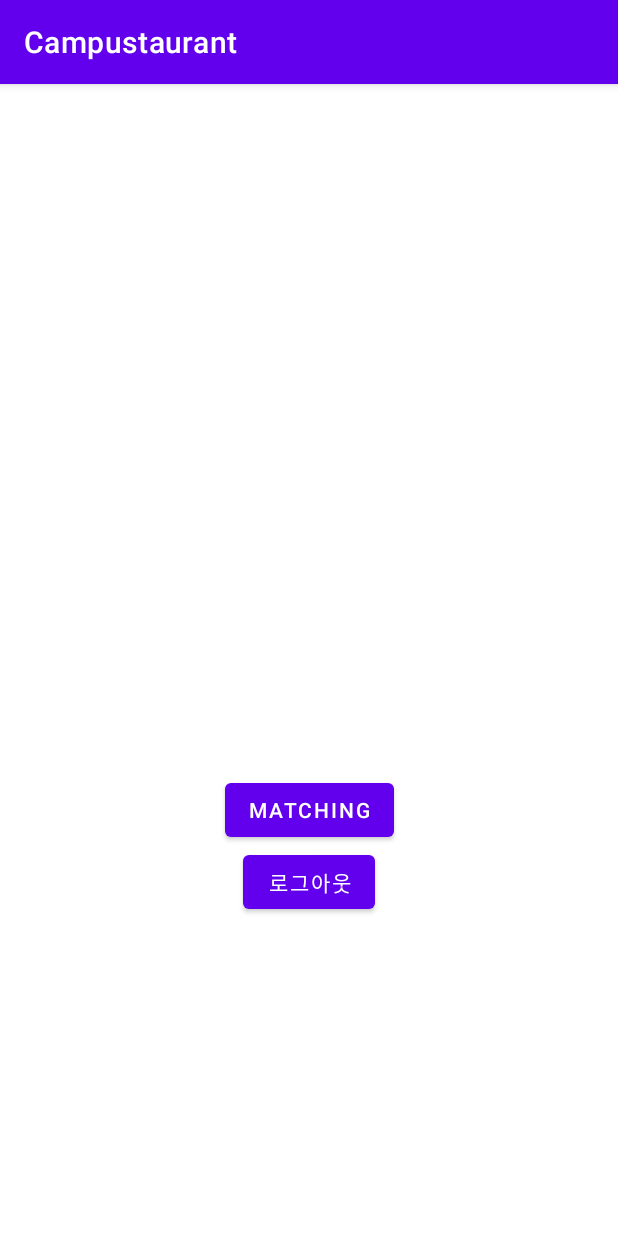
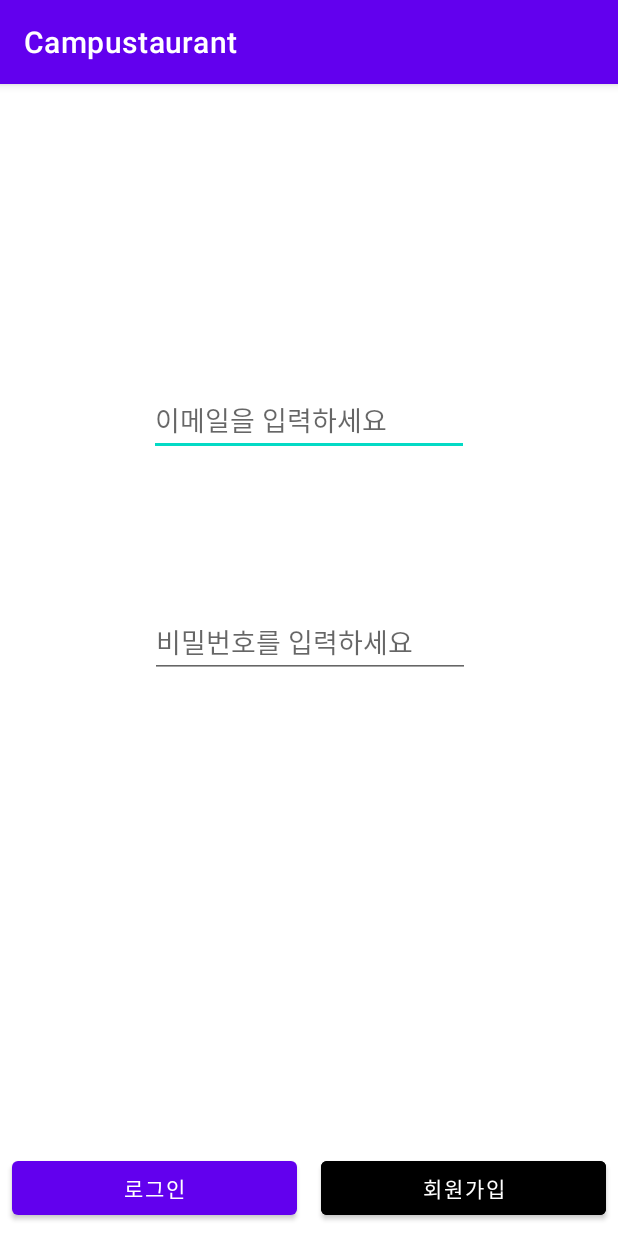
Before and after one commit to min429/Campustaurant, an Android app: the screen it shows after launch (MainActivity before the commit, LoginActivity after it), on a phone screen of 412 x 824 dp. Run offline under Robolectric (Android 15) with nearby library versions, the phone set to English and light mode, and no system bars; our stand-ins replace Firebase (no records; nobody signed in at launch, a user with empty details on screens opened directly).

Commit message:
로그인 기능, 유저매칭 기능 구현

```diff
--- /dev/null
+++ b/app/src/main/java/com/example/campustaurant/LoginActivity.java
@@ -0,0 +1,77 @@
+package com.example.campustaurant;
+
+import androidx.annotation.NonNull;
+import androidx.appcompat.app.AppCompatActivity;
+
+import android.content.Intent;
+import android.os.Bundle;
+import android.view.View;
+import android.widget.Button;
+import android.widget.EditText;
+import android.widget.Toast;
+
+import com.google.android.gms.tasks.OnCompleteListener;
+import com.google.android.gms.tasks.Task;
+import com.google.firebase.auth.AuthResult;
+import com.google.firebase.auth.FirebaseAuth;
+import com.google.firebase.database.DatabaseReference;
+import com.google.firebase.database.FirebaseDatabase;
+
+public class LoginActivity extends AppCompatActivity {
+
+    private FirebaseAuth mFirebaseAuth; // 파이어베이스 인증
+    private DatabaseReference mDatabaseRef; // 실시간 데이터베이스
+    EditText mEtEmail, mEtPwd; // 로그인 입력필드
+    String stEmail, stPwd;
+
+
+    @Override
+    protected void onCreate(Bundle savedInstanceState) {
+        super.onCreate(savedInstanceState);
+        setContentView(R.layout.activity_login); // 로그인 액티비티 표출 // 하나의 액티비티(화면)는 하나의 XML만 연동 가능
+
+        mFirebaseAuth = FirebaseAuth.getInstance(); // 파이어베이스 사용 준비
+        mDatabaseRef = FirebaseDatabase.getInstance().getReference("User"); // 실시간 데이터베이스 사용준비 // path : 앱 이름
+
+        mEtEmail = (EditText) findViewById(R.id.et_email); // 회원가입 입력필드 초기화 // R: res // R.id -> res 내에서 id가 et_email인 것을 찾아옴 // 단, 현재 액티비티와 연동된 XML에서만 찾음
+        mEtPwd = (EditText) findViewById(R.id.et_pwd); // 회원가입 입력필드 초기화
+
+        Button btn_login = findViewById(R.id.btn_login);
+        btn_login.setOnClickListener(new View.OnClickListener() {
+            @Override
+            public void onClick(View view) {
+                // 로그인 버튼 눌렀을 때 처리 시작
+
+                // getText -> 클릭했을 때 처리를 시작해야함(클릭하기 전까지는 mEtEmail에 email값이 담겨있지 않기 때문)
+                stEmail = mEtEmail.getText().toString(); // 이메일 입력칸에 입력한 text를 가져와서 string으로 변환 후 저장
+                stPwd = mEtPwd.getText().toString();
+
+                mFirebaseAuth.signInWithEmailAndPassword(stEmail, stPwd).addOnCompleteListener(LoginActivity.this, new OnCompleteListener<AuthResult>() {
+                    @Override
+                    public void onComplete(@NonNull Task<AuthResult> task) {
+                        if(task.isSuccessful()){
+                            Toast.makeText(LoginActivity.this, "로그인 성공", Toast.LENGTH_SHORT).show();
+                            Intent intent = new Intent(LoginActivity.this, MainActivity.class);
+                            intent.putExtra("email", stEmail); // stEmail값을 MainActivity에 넘겨줌
+                            startActivity(intent);
+                            finish(); // 로그인 이후에는 로그인 화면으로 다시 돌아올 일이 없으므로 현재 액티비티를 파기시킴
+                        } else{
+                            Toast.makeText(LoginActivity.this, "로그인 실패", Toast.LENGTH_SHORT).show();
+                        }
+                    }
+                });
+            }
+        });
+
+
+        Button btn_register = findViewById(R.id.btn_register);
+        btn_register.setOnClickListener(new View.OnClickListener() {
+            @Override
+            public void onClick(View view) {
+                // 회원가입 버튼을 눌렀을 때 처리 시작
+                Intent intent = new Intent(LoginActivity.this, RegisterActivity.class); // Intent -> 액티비티 이동(화면 이동) 현재 Activity -> 이동할 Activity
+                startActivity(intent);
+            }
+        });
+    }
+}
--- /dev/null
+++ b/app/src/main/res/layout/activity_login.xml
@@ -0,0 +1,59 @@
+<?xml version="1.0" encoding="utf-8"?>
+<androidx.constraintlayout.widget.ConstraintLayout xmlns:android="http://schemas.android.com/apk/res/android"
+    xmlns:app="http://schemas.android.com/apk/res-auto"
+    xmlns:tools="http://schemas.android.com/tools"
+    android:layout_width="match_parent"
+    android:layout_height="match_parent"
+    tools:context=".LoginActivity">
+
+    <EditText
+        android:id="@+id/et_email"
+        android:layout_width="wrap_content"
+        android:layout_height="wrap_content"
+        android:layout_marginStart="8dp"
+        android:layout_marginTop="200dp"
+        android:layout_marginEnd="8dp"
+        android:ems="10"
+        android:hint="이메일을 입력하세요"
+        android:inputType="textEmailAddress"
+        app:layout_constraintEnd_toEndOf="parent"
+        app:layout_constraintStart_toStartOf="parent"
+        app:layout_constraintTop_toTopOf="parent" />
+
+    <EditText
+        android:id="@+id/et_pwd"
+        android:layout_width="wrap_content"
+        android:layout_height="wrap_content"
+        android:layout_marginStart="8dp"
+        android:layout_marginTop="100dp"
+        android:layout_marginEnd="8dp"
+        android:ems="10"
+        android:hint="비밀번호를 입력하세요"
+        android:inputType="textPassword"
+        app:layout_constraintEnd_toEndOf="parent"
+        app:layout_constraintHorizontal_bias="0.502"
+        app:layout_constraintStart_toStartOf="parent"
+        app:layout_constraintTop_toBottomOf="@+id/et_email" />
+
+    <Button
+        android:id="@+id/btn_login"
+        android:layout_width="0dp"
+        android:layout_height="wrap_content"
+        android:text="로그인"
+        android:layout_margin="8dp"
+        app:layout_constraintBottom_toBottomOf="parent"
+        app:layout_constraintEnd_toStartOf="@+id/btn_register"
+        app:layout_constraintStart_toStartOf="parent" />
+
+    <Button
+        android:id="@+id/btn_register"
+        android:layout_width="0dp"
+        android:layout_height="wrap_content"
+        android:text="회원가입"
+        android:layout_margin="8dp"
+        android:backgroundTint="@color/black"
+        app:layout_constraintBottom_toBottomOf="parent"
+        app:layout_constraintEnd_toEndOf="parent"
+        app:layout_constraintStart_toEndOf="@+id/btn_login" />
+
+</androidx.constraintlayout.widget.ConstraintLayout>
```
Also changed, not shown: app/src/main/AndroidManifest.xml (+25 -4 lines), app/src/main/java/com/example/campustaurant/ChatActivity.java (added, +14 -0 lines), app/src/main/java/com/example/campustaurant/MainActivity.java (+95 -1 lines), app/src/main/java/com/example/campustaurant/Match.java (added, +29 -0 lines), app/src/main/java/com/example/campustaurant/RegisterActivity.java (added, +72 -0 lines), app/src/main/java/com/example/campustaurant/User.java (added, +27 -0 lines), app/src/main/res/layout/activity_chat.xml (added, +9 -0 lines), app/src/main/res/layout/activity_register.xml (added, +46 -0 lines).
